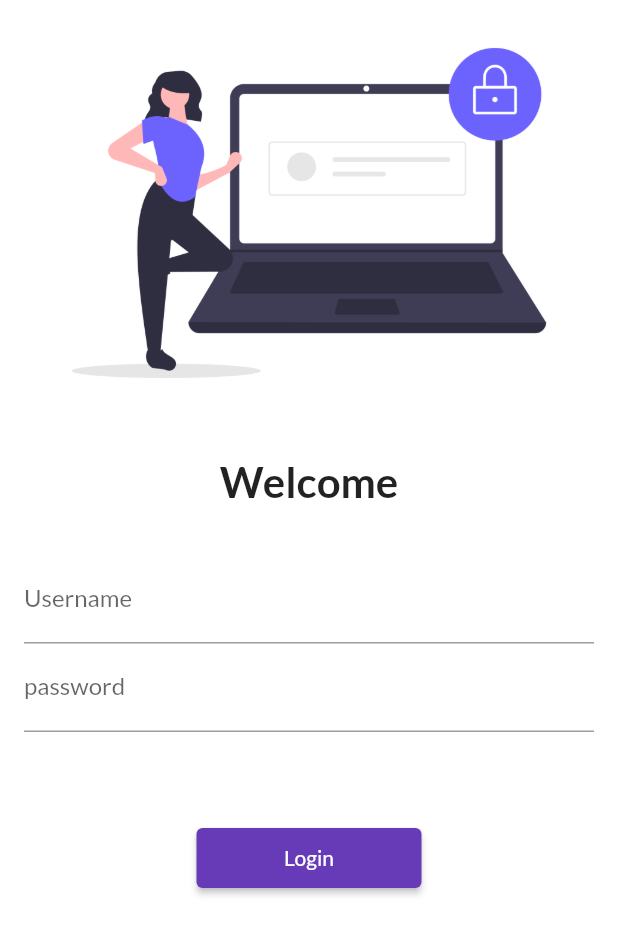
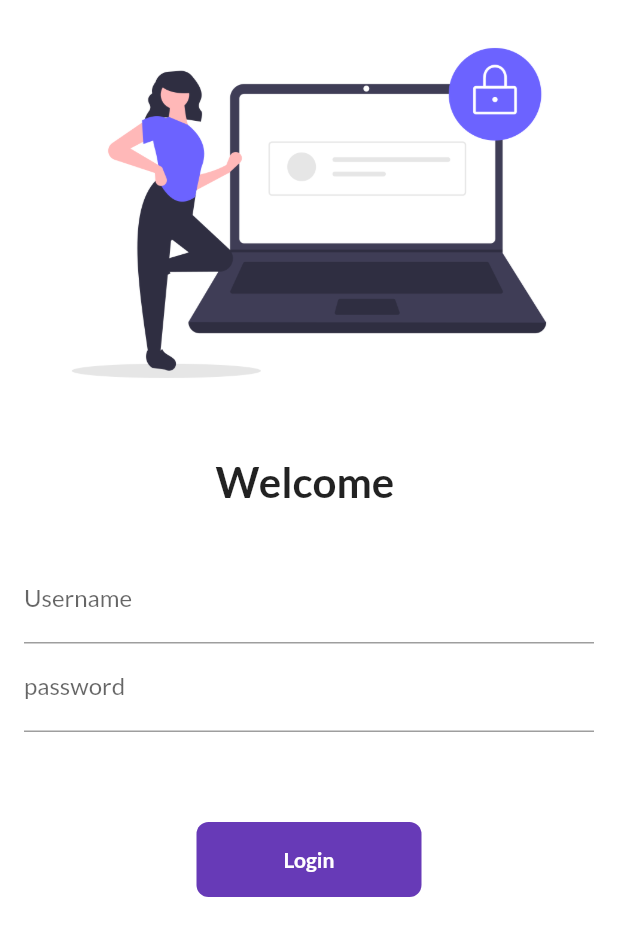
Before and after one commit to raj-jondhale/30DaysOfFlutter, a Flutter app: the screen it shows after launch, on a phone screen of 412 x 824 dp. Shown: the top 936 px of the screen. Run offline on Flutter 3.47's test engine with Material 2 defaults, Android fonts, the phone set to English and light mode, and no system bars; our stand-ins replace google_fonts.

Commit message:
Day 6 completed

```diff
--- a/lib/pages/login_page.dart
+++ b/lib/pages/login_page.dart
@@ -2,7 +2,14 @@ import 'package:flutter/material.dart';
 
 import '../utils/routes.dart';
 
-class loginPage extends StatelessWidget {
+class loginPage extends StatefulWidget {
+  @override
+  State<loginPage> createState() => _loginPageState();
+}
+
+class _loginPageState extends State<loginPage> {
+  String name = "";
+  bool changeButton = false;
   @override
   Widget build(BuildContext context) {
     return Material(
@@ -18,7 +25,7 @@ class loginPage extends StatelessWidget {
                 height: 20,
               ),
               Text(
-                "Welcome",
+                "Welcome $name",
                 style: TextStyle(
                   fontSize: 28,
                   fontWeight: FontWeight.bold,
@@ -30,11 +37,14 @@ class loginPage extends StatelessWidget {
                 child: Column(
                   children: [
                     TextFormField(
-                      decoration: InputDecoration(
-                        hintText: "Enter your username",
-                        labelText: "Username",
-                      ),
-                    ),
+                        decoration: InputDecoration(
+                          hintText: "Enter your username",
+                          labelText: "Username",
+                        ),
+                        onChanged: (value) {
+                          name = value;
+                          setState(() {});
+                        }),
                     TextFormField(
                       obscureText: true,
                       decoration: InputDecoration(
@@ -48,13 +58,43 @@ class loginPage extends StatelessWidget {
               SizedBox(
                 height: 28,
               ),
-              ElevatedButton(
-                child: Text("Login"),
-                style: TextButton.styleFrom(minimumSize: Size(150, 40)),
-                onPressed: () {
+              InkWell(
+                onTap: () async {
+                  setState(() {
+                    changeButton = true;
+                  });
+                  await Future.delayed(Duration(seconds: 1));
                   Navigator.pushNamed(context, MyRoutes.homeRoute);
                 },
+                child: AnimatedContainer(
+                  duration: Duration(seconds: 1),
+                  width: changeButton ? 50 : 150,
+                  height: 50,
+                  child: changeButton
+                      ? Icon(
+                          Icons.done,
+                          color: Colors.white,
+                        )
+                      : Text(
+                          "Login",
+                          style: TextStyle(
+                              color: Colors.white, fontWeight: FontWeight.bold),
+                        ),
+                  alignment: Alignment.center,
+                  decoration: BoxDecoration(
+                    color: Colors.deepPurple,
+                    //shape: changeButton ? BoxShape.circle : BoxShape.rectangle,
+                    borderRadius: BorderRadius.circular(changeButton ? 50 : 8),
+                  ),
+                ),
               ),
+              // ElevatedButton(
+              //   child: Text("Login"),
+              //   style: TextButton.styleFrom(minimumSize: Size(150, 40)),
+              //   onPressed: () {
+              //     Navigator.pushNamed(context, MyRoutes.homeRoute);
+              //   },
+              // ),
             ],
           ),
         ));
```
